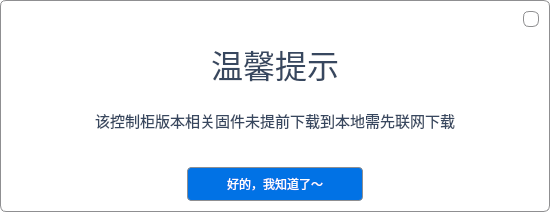
Old version of the form code/TipWidget.ui in the repository Dobot-Arm/DRobotMaintenanceTool.
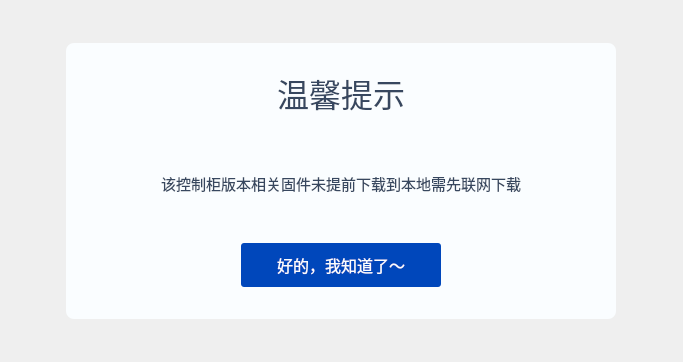
New version of the form. Icons and pictures are not drawn.

The edit to the form file:
```diff
--- a/code/TipWidget.ui
+++ b/code/TipWidget.ui
@@ -6,83 +6,96 @@
    <rect>
     <x>0</x>
     <y>0</y>
-    <width>550</width>
-    <height>212</height>
+    <width>683</width>
+    <height>362</height>
    </rect>
   </property>
   <property name="sizePolicy">
-   <sizepolicy hsizetype="Fixed" vsizetype="Preferred">
+   <sizepolicy hsizetype="Preferred" vsizetype="Preferred">
     <horstretch>0</horstretch>
     <verstretch>0</verstretch>
    </sizepolicy>
   </property>
   <property name="minimumSize">
    <size>
-    <width>550</width>
-    <height>212</height>
+    <width>0</width>
+    <height>0</height>
    </size>
   </property>
   <property name="maximumSize">
    <size>
-    <width>550</width>
-    <height>212</height>
+    <width>16777215</width>
+    <height>16777215</height>
    </size>
   </property>
   <property name="windowTitle">
    <string>Form</string>
   </property>
   <property name="styleSheet">
-   <string notr="true">QWidget{
-  	border: 1px solid #8f8f91;
-  	border-radius:6px;
-	background-color: rgb(255, 255, 255);
-}</string>
+   <string notr="true"/>
   </property>
   <layout class="QGridLayout" name="gridLayout">
    <item row="0" column="0">
+    <widget class="QWidget" name="widget" native="true">
+     <property name="sizePolicy">
+      <sizepolicy hsizetype="Fixed" vsizetype="Fixed">
+       <horstretch>0</horstretch>
+       <verstretch>0</verstretch>
+      </sizepolicy>
+     </property>
+     <property name="minimumSize">
+      <size>
+       <width>550</width>
+       <height>276</height>
+      </size>
+     </property>
+     <property name="maximumSize">
+      <size>
+       <width>550</width>
+       <height>276</height>
+      </size>
+     </property>
+     <property name="styleSheet">
+      <string notr="true">background: #FAFDFF;
+border-radius: 8px;
+border: none;</string>
+     </property>
     <layout class="QVBoxLayout" name="verticalLayout">
-     <item alignment="Qt::AlignRight">
-      <widget class="QPushButton" name="btnClose">
-       <property name="sizePolicy">
-        <sizepolicy hsizetype="Fixed" vsizetype="Fixed">
-         <horstretch>0</horstretch>
-         <verstretch>0</verstretch>
-        </sizepolicy>
-       </property>
-       <property name="minimumSize">
-        <size>
-         <width>16</width>
-         <height>16</height>
-        </size>
-       </property>
-       <property name="maximumSize">
-        <size>
-         <width>16</width>
-         <height>16</height>
-        </size>
-       </property>
-       <property name="styleSheet">
-        <string notr="true">QPushButton{
-border-image: url(:/image/images/icon_close_dialog.png);
-color: gray;
-}
-
-QPushButton:hover{
-border-image: url(:/image/images/icon_close_hover.png);
-
-}
-
-QPushButton:pressed{
-border-image: url(:/image/images/icon_close_press.png);
-}</string>
-       </property>
-       <property name="text">
-        <string/>
-       </property>
-      </widget>
-     </item>
-     <item alignment="Qt::AlignHCenter">
+      <property name="spacing">
+       <number>0</number>
+      </property>
+      <property name="leftMargin">
+       <number>56</number>
+      </property>
+      <property name="topMargin">
+       <number>0</number>
+      </property>
+      <property name="rightMargin">
+       <number>56</number>
+      </property>
+      <property name="bottomMargin">
+       <number>32</number>
+      </property>
+      <item>
       <widget class="QLabel" name="label">
+        <property name="sizePolicy">
+         <sizepolicy hsizetype="Preferred" vsizetype="Fixed">
+          <horstretch>0</horstretch>
+          <verstretch>0</verstretch>
+         </sizepolicy>
+        </property>
+        <property name="minimumSize">
+         <size>
+          <width>0</width>
+          <height>100</height>
+         </size>
+        </property>
+        <property name="maximumSize">
+         <size>
+          <width>16777215</width>
+          <height>100</height>
+         </size>
+        </property>
        <property name="font">
         <font>
          <family>微软雅黑</family>
@@ -96,10 +109,31 @@
        <property name="text">
         <string>温馨提示</string>
        </property>
-      </widget>
-     </item>
-     <item alignment="Qt::AlignHCenter">
+        <property name="alignment">
+         <set>Qt::AlignCenter</set>
+        </property>
+       </widget>
+      </item>
+      <item>
       <widget class="QLabel" name="labelMessage">
+        <property name="sizePolicy">
+         <sizepolicy hsizetype="Preferred" vsizetype="Fixed">
+          <horstretch>0</horstretch>
+          <verstretch>0</verstretch>
+         </sizepolicy>
+        </property>
+        <property name="minimumSize">
+         <size>
+          <width>0</width>
+          <height>100</height>
+         </size>
+        </property>
+        <property name="maximumSize">
+         <size>
+          <width>16777215</width>
+          <height>100</height>
+         </size>
+        </property>
        <property name="font">
         <font>
          <family>微软雅黑</family>
@@ -114,24 +148,37 @@
         <string>该控制柜版本相关固件未提前下载到本地需先联网下载
 </string>
        </property>
+        <property name="alignment">
+         <set>Qt::AlignCenter</set>
+        </property>
       </widget>
      </item>
      <item alignment="Qt::AlignHCenter">
       <widget class="QPushButton" name="btnConfirm">
+        <property name="sizePolicy">
+         <sizepolicy hsizetype="Fixed" vsizetype="Fixed">
+          <horstretch>0</horstretch>
+          <verstretch>0</verstretch>
+         </sizepolicy>
+        </property>
+        <property name="minimumSize">
+         <size>
+          <width>200</width>
+          <height>44</height>
+         </size>
+        </property>
+        <property name="maximumSize">
+         <size>
+          <width>200</width>
+          <height>44</height>
+         </size>
+        </property>
        <property name="styleSheet">
-        <string notr="true">QPushButton{
-	width: 174px;
-	height: 32px;
-	background: #0172e5;
-	border-radius: 4px;
-	color: #FFFFFF;
-}
-QPushButton::pressed{
-	background: #0172e5;
-}
-QPushButton::disabled{
-	background: rgb(55, 71, 95);
-}</string>
+         <string notr="true">background: #0047BB;
+border-radius: 3px;
+font-size: 16px;
+font-weight: normal;
+color: #FAFDFF;</string>
        </property>
        <property name="text">
         <string>好的，我知道了～</string>
@@ -139,6 +186,7 @@
       </widget>
      </item>
     </layout>
+    </widget>
    </item>
   </layout>
  </widget>
```
Lines whose indentation alone changed are shown as unchanged.
